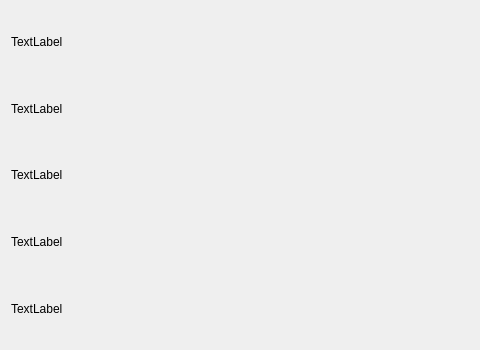
Old version of the form infodialog.ui in the repository byq-luo/bosch; both pictures show x 0 to 480 and y 0 to 350 of the 950 by 350 pixel window.
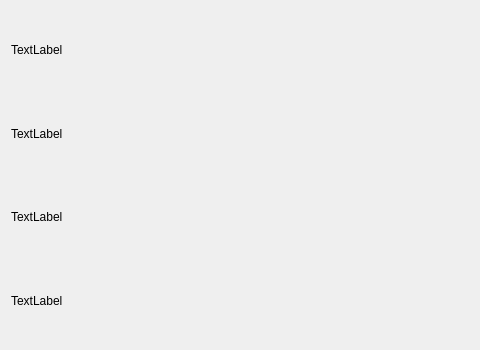
New version of the form.

Commit message: Remove estimated time saved from info dialog.

What changed in the file:
```diff
--- a/infodialog.ui
+++ b/infodialog.ui
@@ -16,13 +16,6 @@
   <layout class="QHBoxLayout" name="horizontalLayout">
    <item>
     <layout class="QVBoxLayout" name="layout">
-     <item>
-      <widget class="QLabel" name="label_1">
-       <property name="text">
-        <string>TextLabel</string>
-       </property>
-      </widget>
-     </item>
      <item>
       <widget class="QLabel" name="label_2">
        <property name="text">
```
